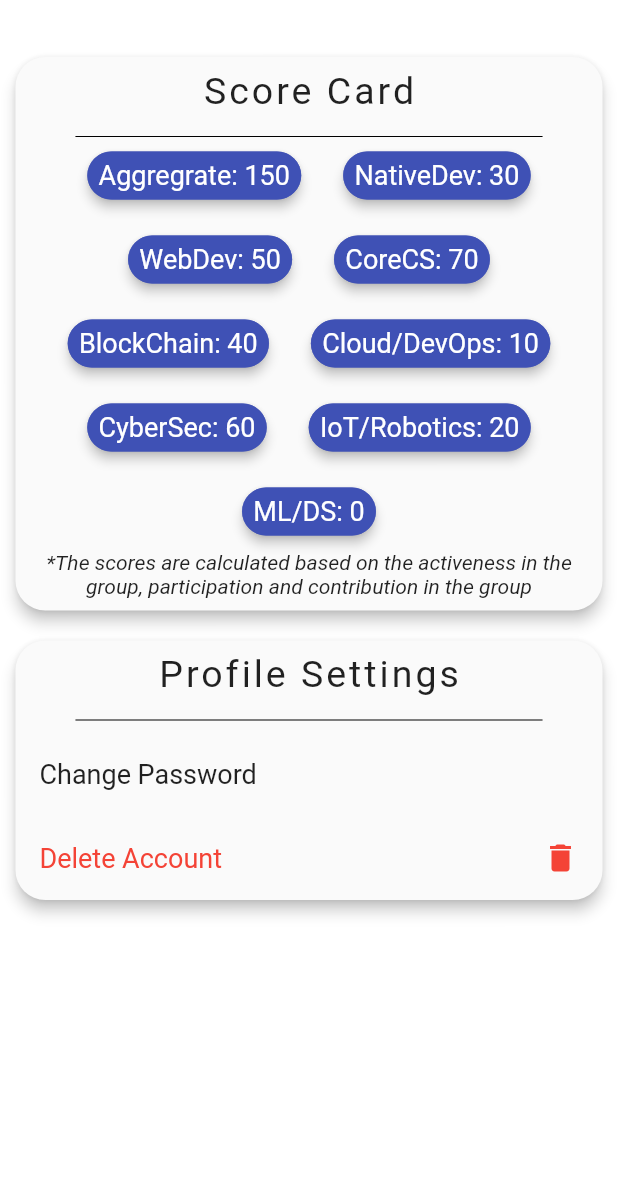
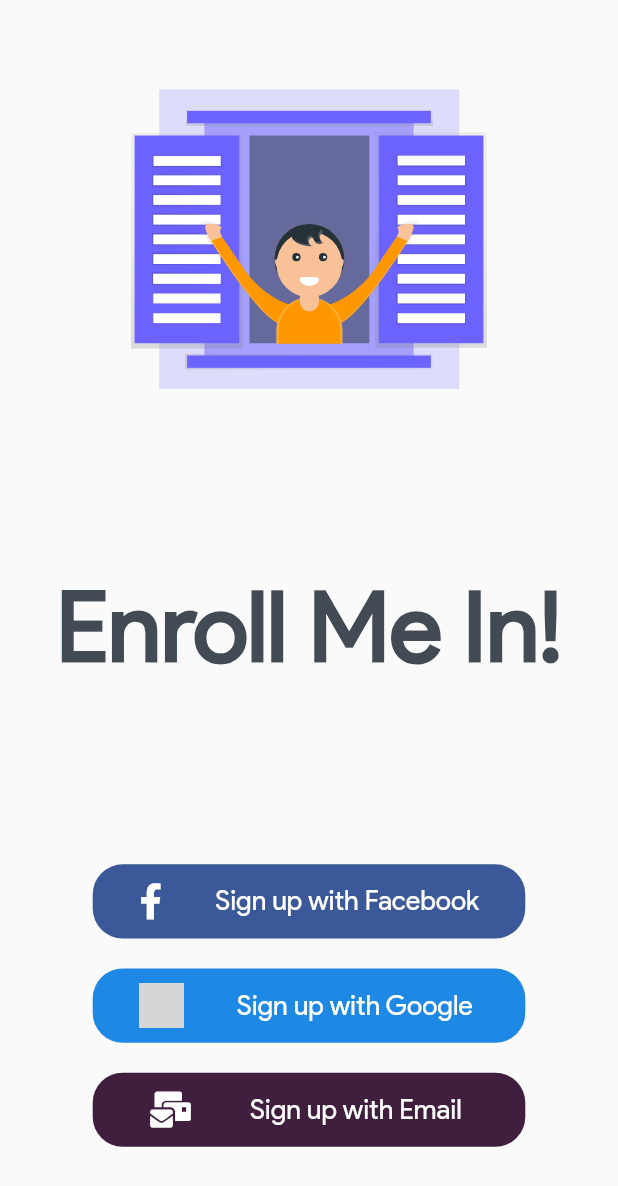
Before and after one commit to fnplus/enroll-me-flutter, a Flutter app: the screen it shows after launch, on a phone screen of 412 x 824 dp. Shown: the top 1186 px of the screen. Run offline on Flutter 3.47's test engine with Material 2 defaults, Android fonts, the phone set to English and light mode, and no system bars; drawn by our look-alikes of flutter_tags; our stand-ins replace flutter_svg, font_awesome_flutter; missing offline and left inert: groovin_widgets; network calls fail; grey boxes are pictures that could not be loaded.

Commit message:
Created the landing page for the app (functionality still left: firebase needs to be added)

```diff
--- a/lib/app/enrollme.dart
+++ b/lib/app/enrollme.dart
@@ -1,9 +1,14 @@
 import 'package:enroll_me/app/ui/pages/geekForm.dart';
-import 'package:enroll_me/app/ui/pages/homepage.dart';
+import 'package:enroll_me/app/ui/pages/signUpPage.dart';
 import 'package:enroll_me/app/ui/pages/userDetailsView.dart';
 import 'package:flutter/material.dart';
 
-class EnrollMe extends StatelessWidget {
+class EnrollMe extends StatefulWidget {
+  @override
+  _EnrollMeState createState() => _EnrollMeState();
+}
+
+class _EnrollMeState extends State<EnrollMe> {
   @override
   Widget build(BuildContext context) {
     return MaterialApp(
@@ -14,10 +19,10 @@ class EnrollMe extends StatelessWidget {
         brightness: Brightness.light,
       ),
       darkTheme: ThemeData.dark(),
-      initialRoute: '/userDetails',
+      initialRoute: '/',
       routes: {
         '/': (context) {
-          return HomePage();
+          return SignUpPage();
         },
         '/userDetails': (context) {
           return UserDetailsView();
--- a/lib/app/ui/pages/homepage.dart
+++ /dev/null
@@ -1,10 +0,0 @@
-import 'package:flutter/material.dart';
-
-class HomePage extends StatelessWidget {
-  @override
-  Widget build(BuildContext context) {
-    return Scaffold(
-      body: Container(),
-    );
-  }
-}
--- /dev/null
+++ b/lib/app/ui/pages/signUpPage.dart
@@ -0,0 +1,75 @@
+import 'package:enroll_me/app/widgets/emailSignUp.dart';
+import 'package:enroll_me/app/widgets/fbSignUpBtn.dart';
+import 'package:enroll_me/app/widgets/googleSignUpBtn.dart';
+import 'package:flutter/material.dart';
+import 'package:flutter_svg/flutter_svg.dart';
+
+class SignUpPage extends StatefulWidget {
+  @override
+  _SignUpPageState createState() => _SignUpPageState();
+}
+
+class _SignUpPageState extends State<SignUpPage>
+    with SingleTickerProviderStateMixin {
+  Animation animation;
+  AnimationController animationController;
+  @override
+  void initState() {
+    super.initState();
+    animationController = AnimationController(
+      duration: Duration(seconds: 3, milliseconds: 5),
+      vsync: this,
+    );
+    animation = Tween(begin: -1.0, end: 0.0).animate(CurvedAnimation(
+        parent: animationController, curve: Curves.fastOutSlowIn));
+    animationController.forward();
+  }
+
+  @override
+  Widget build(BuildContext context) {
+    return Scaffold(
+      body: Column(
+        crossAxisAlignment: CrossAxisAlignment.center,
+        mainAxisAlignment: MainAxisAlignment.spaceAround,
+        children: <Widget>[
+          Container(
+            height: 200,
+            child: SvgPicture.asset("assets/images/welcome.svg"),
+          ),
+          FadeTransition(
+            opacity:
+                animationController.drive(CurveTween(curve: Curves.easeOut)),
+            child: Container(
+              child: Text(
+                "Enroll Me In!",
+                style: TextStyle(
+                  fontFamily: "Product-Sans",
+                  fontSize: 65,
+                  color: Color(0xFF424b54),
+                  fontWeight: FontWeight.bold
+                ),
+              ),
+            ),
+          ),
+          Hero(
+            tag: "he",
+            child: Column(
+              mainAxisAlignment: MainAxisAlignment.spaceBetween,
+              children: <Widget>[
+                FBSignUpBtn(),
+                SizedBox(
+                  height: 20,
+                ),
+                GoogleSignUpBtn(),
+                SizedBox(
+                  height: 20,
+                ),
+                EmailSignUpBtn()
+              ],
+            ),
+          ),
+        ],
+      ),
+    );
+  }
+}
--- a/lib/app/ui/pages/userDetailsView.dart
+++ b/lib/app/ui/pages/userDetailsView.dart
@@ -13,7 +13,9 @@ class UserDetailsView extends StatefulWidget {
 class _UserDetailsViewState extends State<UserDetailsView> {
   @override
   Widget build(BuildContext context) {
-    return SplitColorBackground(
+    return Hero(
+      tag: "he",
+          child: SplitColorBackground(
         topLeftCornerRadius: 20,
         topRightCornerRadius: 20,
         appBar: AppBar(
@@ -64,6 +66,7 @@ class _UserDetailsViewState extends State<UserDetailsView> {
             ],
           ),
         ),
+      ),
     );
   }
 }
--- /dev/null
+++ b/lib/app/widgets/emailSignUp.dart
@@ -0,0 +1,42 @@
+import 'package:flutter/material.dart';
+import 'package:font_awesome_flutter/font_awesome_flutter.dart';
+
+class EmailSignUpBtn extends StatelessWidget {
+  const EmailSignUpBtn({
+    Key key,
+  }) : super(key: key);
+
+  @override
+  Widget build(BuildContext context) {
+    return GestureDetector(
+      onTap: () {
+        Navigator.pushNamed(context, '/geekForm');
+      },
+      child: Container(
+        width: MediaQuery.of(context).size.width * 0.70,
+        height: MediaQuery.of(context).size.height * 0.06,
+        decoration: BoxDecoration(
+            color: Color(0xFF401f3e), borderRadius: BorderRadius.circular(20)),
+        child: Row(
+          mainAxisAlignment: MainAxisAlignment.spaceEvenly,
+          children: <Widget>[
+            Icon(
+              FontAwesomeIcons.mailBulk,
+              color: Colors.white,
+            ),
+            Padding(
+              padding: const EdgeInsets.all(4.0),
+              child: Text(
+                "Sign up with Email",
+                style: TextStyle(
+                    fontFamily: "Product-Sans",
+                    color: Colors.white,
+                    fontSize: 18),
+              ),
+            ),
+          ],
+        ),
+      ),
+    );
+  }
+}
--- /dev/null
+++ b/lib/app/widgets/fbSignUpBtn.dart
@@ -0,0 +1,42 @@
+import 'package:flutter/material.dart';
+import 'package:font_awesome_flutter/font_awesome_flutter.dart';
+
+class FBSignUpBtn extends StatelessWidget {
+  const FBSignUpBtn({
+    Key key,
+  }) : super(key: key);
+
+  @override
+  Widget build(BuildContext context) {
+    return GestureDetector(
+      onTap: () {
+        Navigator.pushNamed(context, '/geekForm');
+      },
+      child: Container(
+        width: MediaQuery.of(context).size.width * 0.70,
+        height: MediaQuery.of(context).size.height * 0.06,
+        decoration: BoxDecoration(
+            color: Color(0xFF3b5998), borderRadius: BorderRadius.circular(20)),
+        child: Row(
+          mainAxisAlignment: MainAxisAlignment.spaceEvenly,
+          children: <Widget>[
+            Icon(
+              FontAwesomeIcons.facebookF,
+              color: Colors.white,
+            ),
+            Padding(
+              padding: const EdgeInsets.all(4.0),
+              child: Text(
+                "Sign up with Facebook",
+                style: TextStyle(
+                    fontFamily: "Product-Sans",
+                    color: Colors.white,
+                    fontSize: 18),
+              ),
+            ),
+          ],
+        ),
+      ),
+    );
+  }
+}
--- /dev/null
+++ b/lib/app/widgets/googleSignUpBtn.dart
@@ -0,0 +1,48 @@
+import 'package:flutter/material.dart';
+
+class GoogleSignUpBtn extends StatelessWidget {
+  const GoogleSignUpBtn({
+    Key key,
+  }) : super(key: key);
+
+  @override
+  Widget build(BuildContext context) {
+    return GestureDetector(
+      onTap: () {
+        Navigator.pushNamed(context, '/userDetails');
+      },
+      child: Container(
+        width: MediaQuery.of(context).size.width * 0.70,
+        height: MediaQuery.of(context).size.height * 0.06,
+        decoration: BoxDecoration(
+            color: Colors.blue[600], borderRadius: BorderRadius.circular(20)),
+        child: Row(
+          mainAxisAlignment: MainAxisAlignment.spaceEvenly,
+          children: <Widget>[
+            Container(
+              height: 30,
+              width: 30,
+              decoration: BoxDecoration(
+                  shape: BoxShape.circle,
+                  image: DecorationImage(
+                    image: NetworkImage(
+                      "https://images.theconversation.com/files/93616/original/image-20150902-6700-t2axrz.jpg?ixlib=rb-1.1.0&q=45&auto=format&w=1000&fit=clip",
+                    ),
+                  )),
+            ),
+            Padding(
+              padding: const EdgeInsets.all(4.0),
+              child: Text(
+                "Sign up with Google",
+                style: TextStyle(
+                    fontFamily: "Product-Sans",
+                    color: Colors.white,
+                    fontSize: 18),
+              ),
+            ),
+          ],
+        ),
+      ),
+    );
+  }
+}
--- a/lib/app/widgets/scoreCard.dart
+++ b/lib/app/widgets/scoreCard.dart
@@ -44,7 +44,7 @@ class ScoreCard extends StatelessWidget {
               padding: const EdgeInsets.all(2.0),
               child: ItemTags(
                 activeColor: Colors.indigo,
-                textStyle: TextStyle(fontSize: 18),
+                textStyle: TextStyle(fontSize: 15),
                 key: Key(index.toString()),
                 index: index,
                 title: _groups[index] + ': ${_scores[index].toString()}',
```
Also changed, not shown: pubspec.yaml (+10 -6 lines), assets/fonts/product-sans/Product Sans Bold Italic.ttf (added), assets/fonts/product-sans/Product Sans Bold.ttf (added), assets/fonts/product-sans/Product Sans Italic.ttf (added), assets/fonts/product-sans/ProductSansRegular.ttf (added), assets/images/welcome.svg (added), pubspec.lock, 2 other files. Lines whose indentation alone changed are shown as unchanged.
